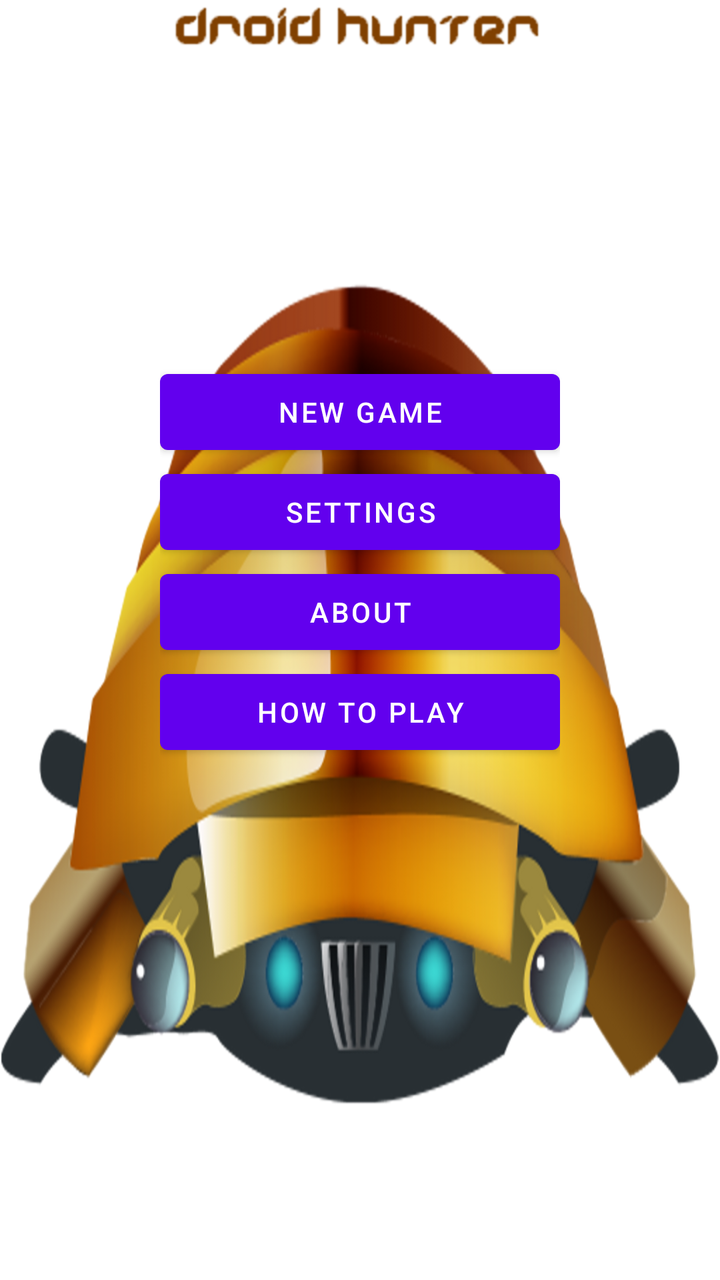
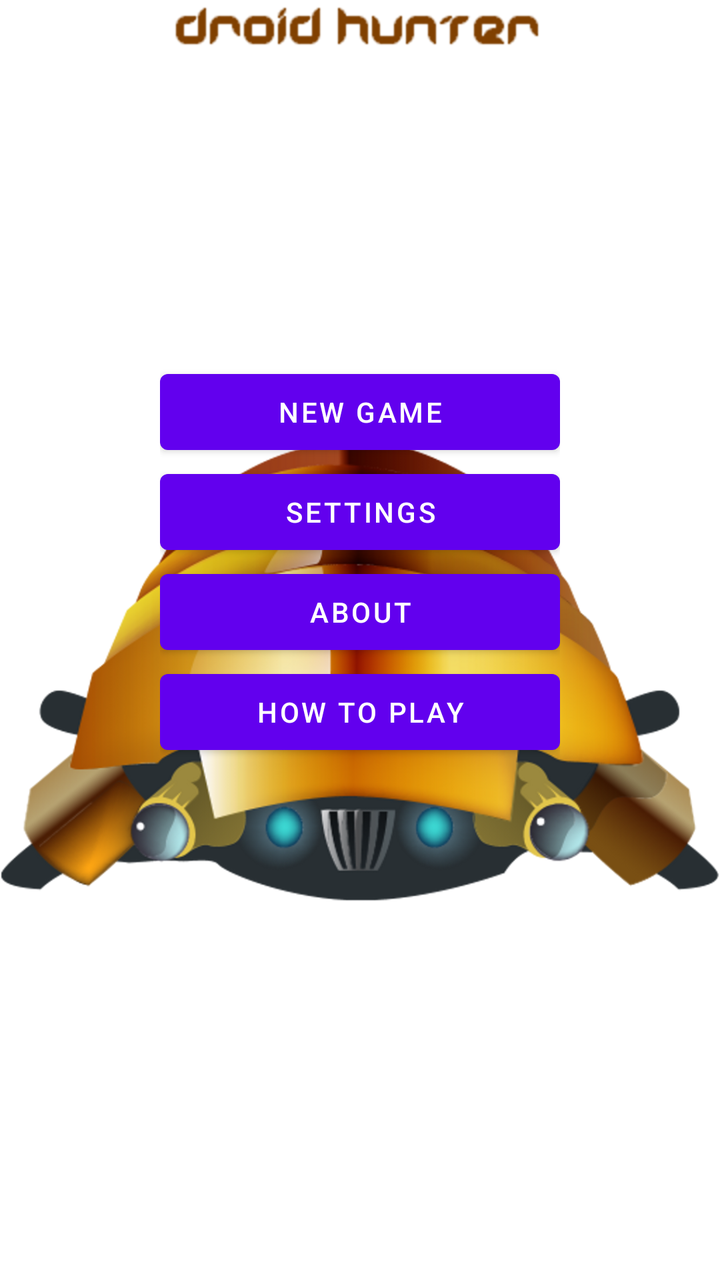

Compare the two renders of this Android layout. The source of the first and the diff that turns it into the second are given below.
<!-- AndroidManifest.xml: fallback theme Theme.MaterialComponents.DayNight.NoActionBar -->
<!-- res/layout/main.xml -->
<?xml version="1.0" encoding="utf-8"?>
<RelativeLayout xmlns:android="http://schemas.android.com/apk/res/android"
    android:layout_width="fill_parent"
    android:layout_height="fill_parent"
    android:animationCache="false"
    android:background="@drawable/background">

    <RelativeLayout
        android:layout_width="200dip"
        android:layout_height="350dip"
        android:layout_centerHorizontal="true"
        android:layout_centerVertical="true">

        <Button
            android:id="@+id/newGame"
            android:layout_width="200dip"
            android:layout_height="50dip"
            android:layout_alignParentStart="true"
            android:layout_marginTop="36dp"
            android:text="@string/label_new_game">
        </Button>

        <Button
            android:id="@+id/settings"
            android:layout_width="200dip"
            android:layout_height="50dip"
            android:layout_below="@+id/newGame"
            android:layout_alignParentStart="true"
            android:text="@string/label_settings">
        </Button>

        <Button
            android:id="@+id/about"
            android:layout_width="200dip"
            android:layout_height="50dip"
            android:layout_below="@+id/settings"
            android:layout_alignParentStart="true"
            android:text="@string/label_about">
        </Button>

        <Button
            android:id="@+id/howTo"
            android:layout_width="200dip"
            android:layout_height="50dip"
            android:layout_alignParentStart="true"
            android:layout_below="@+id/about"
            android:text="@string/label_how_to">
        </Button>
    </RelativeLayout>

    <ImageView
        android:id="@+id/title"
        android:layout_width="wrap_content"
        android:layout_height="wrap_content"
        android:layout_alignParentTop="true"
        android:layout_centerHorizontal="true"
        android:background="@drawable/main_title"
        android:contentDescription="@+id/title" />

</RelativeLayout>
<!-- resources referenced by this layout -->
<resources>
  <!-- drawable background: png bitmap (drawable-hdpi, 231006 bytes) -->
  <!-- drawable main_title: png bitmap (drawable-hdpi, 6254 bytes) -->
  <string name="label_about">About</string>
  <string name="label_how_to">How To Play</string>
  <string name="label_new_game">New Game</string>
  <string name="label_settings">Settings</string>
</resources>

<!-- the commit's change to res/layout/main.xml (unified diff, before → after) -->
@@ -2,8 +2,14 @@
 <RelativeLayout xmlns:android="http://schemas.android.com/apk/res/android"
     android:layout_width="fill_parent"
     android:layout_height="fill_parent"
-    android:animationCache="false"
-    android:background="@drawable/background">
+    android:animationCache="false">
+
+    <ImageView
+        android:layout_width="match_parent"
+        android:layout_height="match_parent"
+        android:contentDescription="@string/droid_iron"
+        android:scaleType="fitCenter"
+        android:src="@drawable/background" />
 
     <RelativeLayout
         android:layout_width="200dip"
<!-- resource entries referenced after the edit -->
@@ -2,6 +2,7 @@
 <resources>
   <!-- drawable background: png bitmap (drawable-hdpi, 231006 bytes) -->
   <!-- drawable main_title: png bitmap (drawable-hdpi, 6254 bytes) -->
+  <string name="droid_iron">Iron</string>
   <string name="label_about">About</string>
   <string name="label_how_to">How To Play</string>
   <string name="label_new_game">New Game</string>
